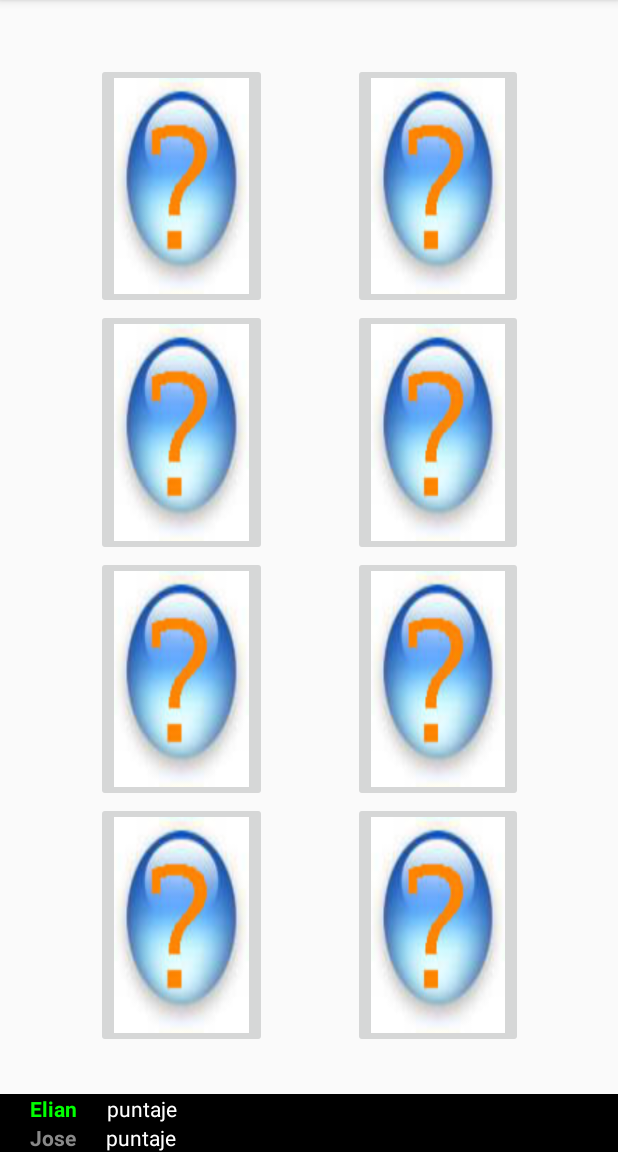
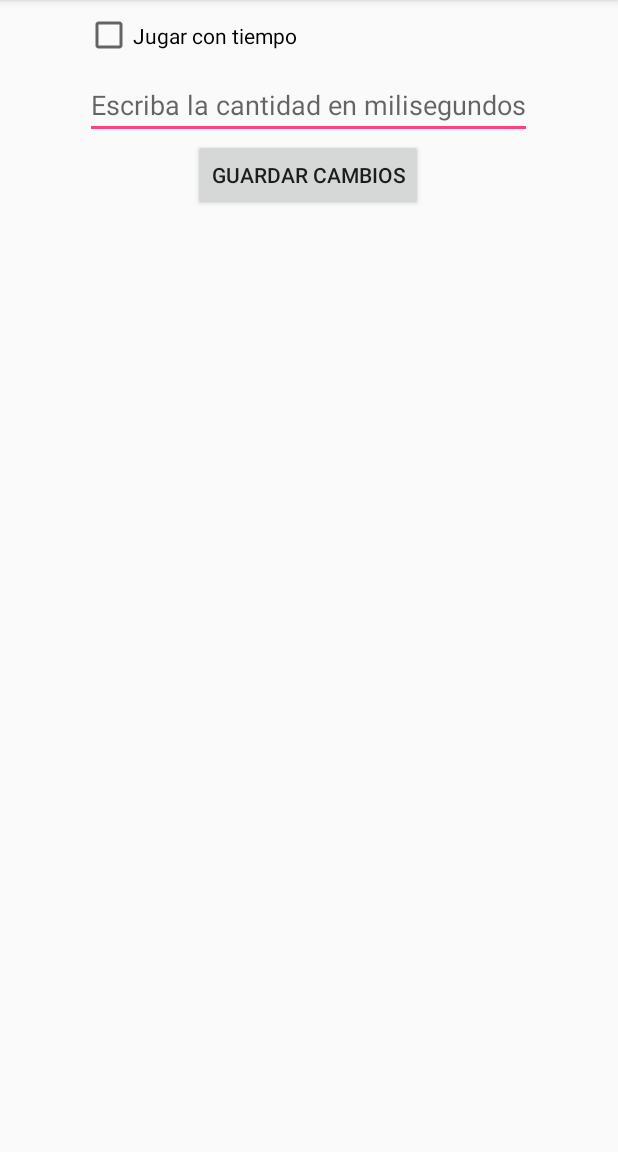
Before and after one commit to regionalNarino/EmparejApp, an Android app: the screen it shows after launch (MainActivity before the commit, ConfiguracionActivity after it), on a phone screen of 412 x 824 dp, the part 84-1236 px from its top. Run offline under Robolectric (Android 15) with nearby library versions, the phone set to English and light mode, and no system bars.

Commit message:
Main activity creado

```diff
--- a/app/src/main/AndroidManifest.xml
+++ b/app/src/main/AndroidManifest.xml
@@ -10,11 +10,16 @@
         android:supportsRtl="true"
         android:theme="@style/AppTheme">
         <activity android:name=".MainActivity">
+
+        </activity>
+        <activity android:name=".ConfiguracionActivity">
+
             <intent-filter>
                 <action android:name="android.intent.action.MAIN" />
 
                 <category android:name="android.intent.category.LAUNCHER" />
             </intent-filter>
+
         </activity>
     </application>
 
--- /dev/null
+++ b/app/src/main/java/com/example/worldskills/emparejapp/ConfiguracionActivity.java
@@ -0,0 +1,26 @@
+package com.example.worldskills.emparejapp;
+
+import android.support.v7.app.AppCompatActivity;
+import android.os.Bundle;
+import android.view.View;
+import android.widget.CheckBox;
+import android.widget.EditText;
+
+public class ConfiguracionActivity extends AppCompatActivity {
+
+    CheckBox chk;
+    EditText txtTiempo;
+
+    @Override
+    protected void onCreate(Bundle savedInstanceState) {
+        super.onCreate(savedInstanceState);
+        setContentView(R.layout.activity_configuracion);
+
+        chk=findViewById(R.id.checkbox);
+
+    }
+
+    public void guardar(View view) {
+
+    }
+}
--- a/app/src/main/java/com/example/worldskills/emparejapp/Usuario.java
+++ b/app/src/main/java/com/example/worldskills/emparejapp/Usuario.java
@@ -4,4 +4,6 @@ public class Usuario {
 
     public static String jugadorUno="Elian";
     public static String jugadorDos="Jose";
+
+
 }
--- /dev/null
+++ b/app/src/main/res/layout/activity_configuracion.xml
@@ -0,0 +1,40 @@
+<?xml version="1.0" encoding="utf-8"?>
+<LinearLayout xmlns:android="http://schemas.android.com/apk/res/android"
+    xmlns:app="http://schemas.android.com/apk/res-auto"
+    xmlns:tools="http://schemas.android.com/tools"
+    android:layout_width="match_parent"
+    android:layout_height="match_parent"
+    android:orientation="vertical"
+    tools:context=".ConfiguracionActivity">
+
+
+    <LinearLayout
+        android:layout_width="wrap_content"
+        android:layout_height="wrap_content"
+        android:layout_gravity="center"
+        android:orientation="vertical">
+
+        <CheckBox
+            android:id="@+id/checkbox"
+            android:layout_width="wrap_content"
+            android:layout_height="47dp"
+            android:text="Jugar con tiempo" />
+
+        <EditText
+            android:id="@+id/txtTiempo"
+            android:inputType="number"
+            android:layout_width="wrap_content"
+            android:layout_height="wrap_content"
+            android:hint="Escriba la cantidad en milisegundos"/>
+
+        <Button
+            android:layout_gravity="center"
+            android:layout_width="wrap_content"
+            android:layout_height="wrap_content"
+            android:onClick="guardar"
+            android:text="GUARDAR CAMBIOS"/>
+
+    </LinearLayout>
+
+
+</LinearLayout>
```
Also changed, not shown: app/src/main/java/com/example/worldskills/emparejapp/Conexion.java (added, +22 -0 lines), app/src/main/java/com/example/worldskills/emparejapp/MainActivity.java (+39 -4 lines).
